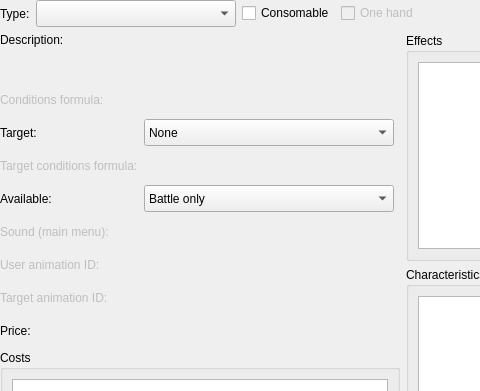
This is Editor/CustomWidgets/paneldatascommonskillitem.ui in RPG-Paper-Maker/RPG-Paper-Maker as Qt 5 draws it before an edit; both pictures show x 0 to 480 and y 0 to 391 of the 766 by 495 pixel window. The edited form follows.
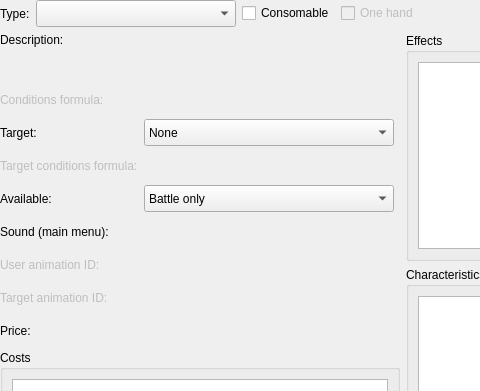
This is the edited form. Custom widgets are drawn as their Qt base class.

Commit message: Sounds attack battles / menus

```diff
--- a/Editor/CustomWidgets/paneldatascommonskillitem.ui
+++ b/Editor/CustomWidgets/paneldatascommonskillitem.ui
@@ -268,7 +268,7 @@
            <item row="7" column="0">
             <widget class="QLabel" name="labelSound">
              <property name="enabled">
-              <bool>false</bool>
+              <bool>true</bool>
              </property>
              <property name="text">
               <string>Sound (main menu):</string>
```
Left out of the diff: 2 changed lines with no effect on the pictures. The commit also changes 2 other files.
